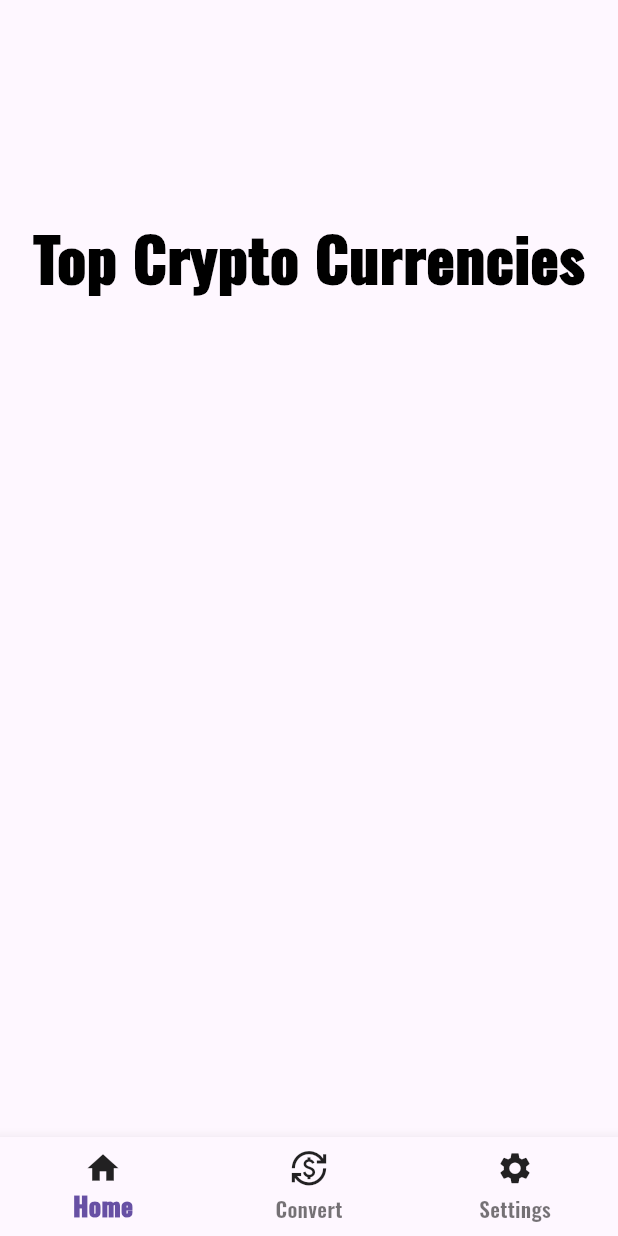
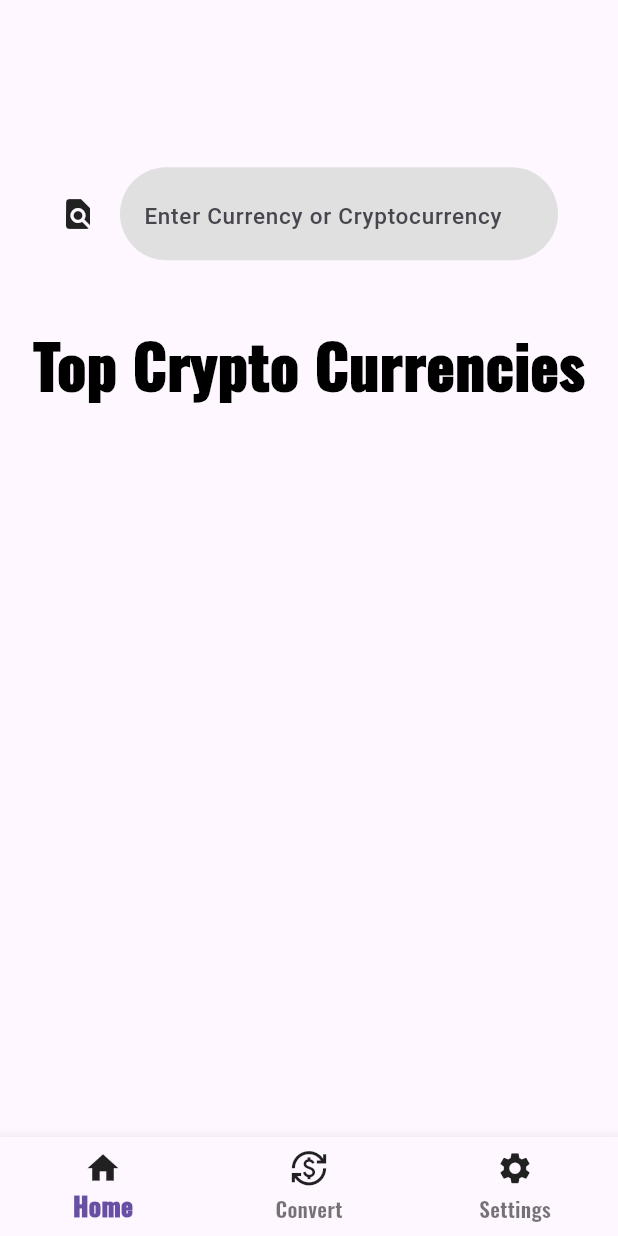
Before and after one commit to msjkee/RateMaster, a Flutter app: the DashboardScreen screen opened directly with empty values, on a phone screen of 412 x 824 dp. Run offline on Flutter 3.47's test engine with Material 3 defaults, Android fonts, the phone set to English and light mode, and no system bars; our stand-ins replace flutter_dotenv, flutter_spinkit, smooth_page_indicator; network calls fail; Roboto replaces fonts that are missing (Noto_Serif).

Commit message:
TextField creation in Dashboard Screen TODO: Continute with Design - Add search logic

```diff
--- a/lib/screens/dashboard_screen.dart
+++ b/lib/screens/dashboard_screen.dart
@@ -80,6 +80,15 @@ class _DashboardScreenState extends State<DashboardScreen> {
             mainAxisAlignment: MainAxisAlignment.center,
             crossAxisAlignment: CrossAxisAlignment.stretch,
             children: <Widget> [
+              Container(
+                padding: EdgeInsets.all(40),
+                child: TextField(
+                  style: kTextFieldTextStyle,
+                  decoration: kTextFieldInputDecoration.copyWith(
+                    fillColor: Colors.grey.shade300,
+                  )
+                ),
+              ),
               Center(
                 child: Text(
                   'Top Crypto Currencies',
--- a/lib/utilities/constants.dart
+++ b/lib/utilities/constants.dart
@@ -38,3 +38,28 @@ const kCoinChangePercentTextStyle = TextStyle(
     fontSize: 18.0,
     fontWeight: FontWeight.w800
 );
+
+const kTextFieldInputDecoration = InputDecoration(
+    filled: true,
+    icon: Icon(
+        Icons.find_in_page
+    ),
+    iconColor: Colors.black87,
+    hintText: 'Enter Currency or Cryptocurrency',
+    hintStyle: TextStyle(
+        fontWeight: FontWeight.w500,
+        fontFamily: 'Noto_Serif',
+        fontSize: 15
+    ),
+    border: OutlineInputBorder(
+        borderRadius: BorderRadius.all(Radius.circular(50)),
+        borderSide: BorderSide.none
+    )
+);
+
+const kTextFieldTextStyle = TextStyle(
+    color: Colors.black87,
+    fontFamily: 'Noto_Serif',
+    fontSize: 20.0,
+    fontWeight: FontWeight.w700
+);
```
